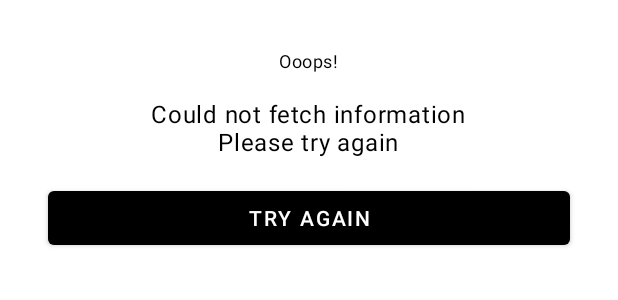
After one commit to alexrodrigues/AndroidFaireShop, an Android app: the layout view_faire_error.xml on its own in the app's theme, with its tools: preview values and no code run, on a phone screen of 412 x 824 dp. The commit adds this screen. Shown: the top 300 px of the screen. Run offline under Robolectric (Android 15) with nearby library versions, the phone set to English and light mode, and no system bars.

Commit message:
presenting error view

```diff
--- a/app/src/main/java/com/faire/faireshop/features/home/presentation/FaireHomeViewModel.kt
+++ b/app/src/main/java/com/faire/faireshop/features/home/presentation/FaireHomeViewModel.kt
@@ -50,4 +50,8 @@ class FaireHomeViewModel @Inject constructor(
         super.onCleared()
     }
 
+    fun retry() {
+        fetchHome()
+    }
+
 }
--- /dev/null
+++ b/components/src/main/res/layout/view_faire_error.xml
@@ -0,0 +1,36 @@
+<?xml version="1.0" encoding="utf-8"?>
+<layout>
+    <LinearLayout
+        xmlns:android="http://schemas.android.com/apk/res/android"
+        android:layout_width="match_parent"
+        android:layout_height="wrap_content"
+        android:gravity="center"
+        android:orientation="vertical">
+
+        <TextView
+            android:layout_width="wrap_content"
+            android:layout_height="wrap_content"
+            style="?textAppearanceCaption"
+            android:layout_marginTop="@dimen/faire_spacing_32"
+            android:text="@string/error_title"/>
+
+        <TextView
+            android:layout_width="wrap_content"
+            android:layout_height="wrap_content"
+            style="?textAppearanceBody1"
+            android:layout_marginTop="@dimen/faire_spacing_16"
+            android:gravity="center_horizontal"
+            android:text="@string/error_description"/>
+
+        <com.google.android.material.button.MaterialButton
+            android:id="@+id/btErrorRetry"
+            android:layout_width="match_parent"
+            android:layout_height="@dimen/error_view_button_height"
+            android:text="@string/error_view_try_again"
+            android:textColor="@android:color/white"
+            android:layout_marginTop="@dimen/faire_spacing_16"
+            android:layout_marginHorizontal="@dimen/faire_spacing_32"
+            android:layout_marginBottom="@dimen/faire_spacing_16" />
+
+    </LinearLayout>
+</layout>
--- a/components/src/main/res/values/dimens.xml
+++ b/components/src/main/res/values/dimens.xml
@@ -2,4 +2,5 @@
 <resources>
     <dimen name="faire_image_size">50dp</dimen>
     <dimen name="cell_home_height">90dp</dimen>
+    <dimen name="error_view_button_height">48dp</dimen>
 </resources>
--- a/components/src/main/res/values/strings.xml
+++ b/components/src/main/res/values/strings.xml
@@ -1,4 +1,7 @@
 <?xml version="1.0" encoding="utf-8"?>
 <resources>
     <string name="home_image">Home Image</string>
+    <string name="error_title">Ooops!</string>
+    <string name="error_description">Could not fetch information\nPlease try again</string>
+    <string name="error_view_try_again">Try again</string>
 </resources>
```
Also changed, not shown: app/src/main/java/com/faire/faireshop/features/home/presentation/FaireHomeActivity.kt (+9 -1 lines), app/src/main/res/layout/activity_main.xml (+11 -0 lines), components/src/main/java/com/faire/faireshop/components/error/FaireErrorView.kt (added, +24 -0 lines).
